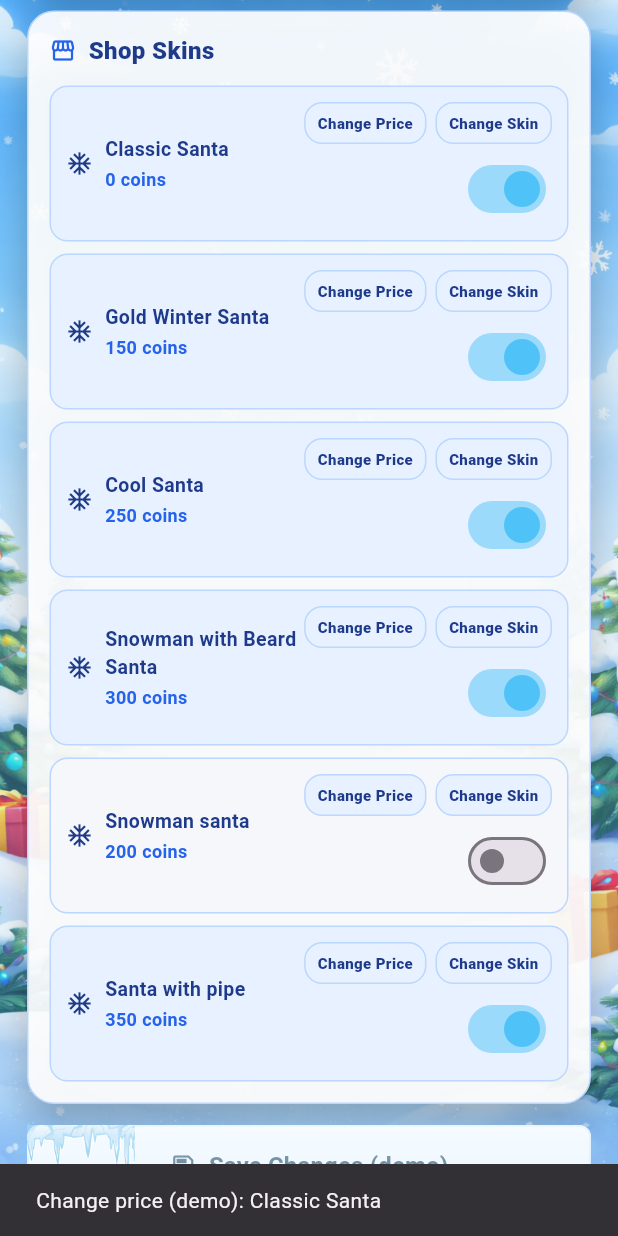
After one commit to JovanMilivojev/prize_grab, a Flutter app: the AdminScreen screen opened by its route, scrolled down 452 dp, after a tap on "Change Price", on a phone screen of 412 x 824 dp. The commit adds this screen. Run offline on Flutter 3.47's test engine with Material 3 defaults, Android fonts, the phone set to English and light mode, and no system bars.

Commit message:
dodat admin panel sa kontrolom korisnika/skinova, login sada prepoznaje admin nalog i ima poboljšan unos, uz ažuriranu navigaciju u main.dart

```diff
--- a/lib/main.dart
+++ b/lib/main.dart
@@ -1,6 +1,7 @@
 import 'package:flutter/material.dart';
 import 'screens/main_menu.dart';
 import 'screens/login_screen.dart';
+import 'screens/adminscreen.dart';
 import 'screens/leaderboard.dart';
 import 'screens/shop.dart';
 import 'screens/gamescreen.dart';
@@ -24,6 +25,7 @@ class PrizeGrabApp extends StatelessWidget {
         Leaderboard.route: (_) => const Leaderboard(),
         ShopScreen.route: (_) => const ShopScreen(),
         LoginScreen.route: (_) => const LoginScreen(),
+        AdminScreen.route: (_) => const AdminScreen(),
       },
     );
   }
--- /dev/null
+++ b/lib/screens/adminscreen.dart
@@ -0,0 +1,565 @@
+import 'package:flutter/material.dart';
+import '../widgets/winter_background.dart';
+import '../widgets/my_button.dart';
+import 'login_screen.dart';
+
+class AdminScreen extends StatefulWidget {
+  const AdminScreen({super.key});
+  static const route = '/admin';
+
+  @override
+  State<AdminScreen> createState() => _AdminScreenState();
+}
+
+class _AdminScreenState extends State<AdminScreen> {
+  final List<_UserRow> _users = [
+    _UserRow(username: 'jovan', email: 'jovan@mail.com', isAdmin: false),
+    _UserRow(username: 'ana', email: 'ana@mail.com', isAdmin: false),
+    _UserRow(username: 'stefan', email: 'stefan@mail.com', isAdmin: false),
+    _UserRow(username: 'admin', email: 'admin@prizegrab.com', isAdmin: true),
+  ];
+
+  final List<_SkinItem> _skins = [
+    _SkinItem(name: 'Classic Santa', price: 0, active: true),
+    _SkinItem(name: 'Gold Winter Santa', price: 150, active: true),
+    _SkinItem(name: 'Cool Santa', price: 250, active: true),
+    _SkinItem(name: 'Snowman with Beard Santa', price: 300, active: true),
+    _SkinItem(name: 'Snowman santa', price: 200, active: false),
+    _SkinItem(name: 'Santa with pipe', price: 350, active: true),
+  ];
+
+  void _removeUser(int index) {
+    setState(() {
+      _users.removeAt(index);
+    });
+  }
+
+  void _toggleSkin(int index, bool value) {
+    setState(() {
+      _skins[index] = _skins[index].copyWith(active: value);
+    });
+  }
+
+  void _toggleBan(int index) {
+    setState(() {
+      _users[index] = _users[index].copyWith(banned: !_users[index].banned);
+    });
+  }
+
+  void _changePrice(int index) {
+    ScaffoldMessenger.of(context).showSnackBar(
+      SnackBar(content: Text('Change price (demo): ${_skins[index].name}')),
+    );
+  }
+
+  void _changeSkin(int index) {
+    ScaffoldMessenger.of(context).showSnackBar(
+      SnackBar(content: Text('Change skin (demo): ${_skins[index].name}')),
+    );
+  }
+
+  @override
+  Widget build(BuildContext context) {
+    return Scaffold(
+      body: WinterBackground(
+        child: SafeArea(
+          child: SingleChildScrollView(
+            padding: const EdgeInsets.only(bottom: 20),
+            child: Column(
+              children: [
+                const SizedBox(height: 10),
+
+                // top bar
+                Padding(
+                  padding: const EdgeInsets.symmetric(horizontal: 14),
+                  child: Stack(
+                    alignment: Alignment.center,
+                    children: [
+                      const Text(
+                        'Admin Panel',
+                        style: TextStyle(
+                          fontSize: 28,
+                          fontWeight: FontWeight.w800,
+                          color: Color(0xFF1E3A8A),
+                        ),
+                      ),
+                      Align(
+                        alignment: Alignment.centerRight,
+                        child: _LogoutButton(
+                          onTap: () => Navigator.pushReplacementNamed(
+                            context,
+                            LoginScreen.route,
+                          ),
+                        ),
+                      ),
+                    ],
+                  ),
+                ),
+
+                const SizedBox(height: 6),
+
+                const Text(
+                  'Manage users and shop content',
+                  textAlign: TextAlign.center,
+                  style: TextStyle(
+                    fontSize: 12,
+                    fontWeight: FontWeight.w700,
+                    color: Color(0xFF2563EB),
+                  ),
+                ),
+
+                const SizedBox(height: 14),
+
+                Center(
+                  child: ConstrainedBox(
+                    constraints: const BoxConstraints(maxWidth: 520),
+                    child: Padding(
+                      padding: const EdgeInsets.symmetric(horizontal: 18),
+                      child: Column(
+                        children: [
+                          _SectionCard(
+                            title: 'Users',
+                            icon: Icons.people_alt_outlined,
+                            child: _users.isEmpty
+                                ? const _EmptyState(text: 'No users available')
+                                : ListView.separated(
+                                    shrinkWrap: true,
+                                    physics:
+                                        const NeverScrollableScrollPhysics(),
+                                    itemCount: _users.length,
+                                    separatorBuilder: (_, __) =>
+                                        const SizedBox(height: 8),
+                                    itemBuilder: (context, index) {
+                                      final item = _users[index];
+                                      return _UserTile(
+                                        user: item,
+                                        onDelete: item.isAdmin
+                                            ? null
+                                            : () => _removeUser(index),
+                                        onBanToggle: item.isAdmin
+                                            ? null
+                                            : () => _toggleBan(index),
+                                      );
+                                    },
+                                  ),
+                          ),
+
+                          const SizedBox(height: 12),
+
+                          _SectionCard(
+                            title: 'Shop Skins',
+                            icon: Icons.storefront_outlined,
+                            child: ListView.separated(
+                              shrinkWrap: true,
+                              physics: const NeverScrollableScrollPhysics(),
+                              itemCount: _skins.length,
+                              separatorBuilder: (_, __) =>
+                                  const SizedBox(height: 8),
+                              itemBuilder: (context, index) {
+                                final skin = _skins[index];
+                                return _SkinTile(
+                                  skin: skin,
+                                  onToggle: (v) => _toggleSkin(index, v),
+                                  onChangePrice: () => _changePrice(index),
+                                  onChangeSkin: () => _changeSkin(index),
+                                );
+                              },
+                            ),
+                          ),
+
+                          const SizedBox(height: 14),
+
+                          MyButton(
+                            text: 'Save Changes (demo)',
+                            decorAsset: 'assets/images/iceEdited.png',
+                            decorWidth: 90,
+                            decorLeft: -18,
+                            decorTop: -6,
+                            icon: Icons.save_outlined,
+                            isIcy: true,
+                            onPressed: () {
+                              ScaffoldMessenger.of(context).showSnackBar(
+                                const SnackBar(
+                                  content: Text('Changes saved (demo)'),
+                                ),
+                              );
+                            },
+                          ),
+                        ],
+                      ),
+                    ),
+                  ),
+                ),
+              ],
+            ),
+          ),
+        ),
+      ),
+    );
+  }
+}
+
+class _LogoutButton extends StatelessWidget {
+  const _LogoutButton({required this.onTap});
+
+  final VoidCallback onTap;
+
+  @override
+  Widget build(BuildContext context) {
+    return Material(
+      color: Colors.white.withOpacity(0.85),
+      shape: const CircleBorder(),
+      elevation: 4,
+      child: InkWell(
+        customBorder: const CircleBorder(),
+        onTap: onTap,
+        child: const Padding(
+          padding: EdgeInsets.all(10),
+          child: Icon(Icons.logout, size: 18, color: Color(0xFF1E3A8A)),
+        ),
+      ),
+    );
+  }
+}
+
+class _SectionCard extends StatelessWidget {
+  const _SectionCard({
+    required this.title,
+    required this.icon,
+    required this.child,
+  });
+
+  final String title;
+  final IconData icon;
+  final Widget child;
+
+  @override
+  Widget build(BuildContext context) {
+    return Container(
+      width: double.infinity,
+      padding: const EdgeInsets.all(14),
+      decoration: BoxDecoration(
+        color: Colors.white.withOpacity(0.92),
+        borderRadius: BorderRadius.circular(18),
+        boxShadow: const [
+          BoxShadow(
+            blurRadius: 24,
+            offset: Offset(0, 14),
+            color: Colors.black26,
+          ),
+        ],
+        border: Border.all(color: const Color(0xFFBBD7FF), width: 1),
+      ),
+      child: Column(
+        crossAxisAlignment: CrossAxisAlignment.start,
+        children: [
+          Row(
+            children: [
+              Icon(icon, color: const Color(0xFF2563EB), size: 18),
+              const SizedBox(width: 8),
+              Text(
+                title,
+                style: const TextStyle(
+                  fontSize: 16,
+                  fontWeight: FontWeight.w800,
+                  color: Color(0xFF1E3A8A),
+                ),
+              ),
+            ],
+          ),
+          const SizedBox(height: 12),
+          child,
+        ],
+      ),
+    );
+  }
+}
+
+class _UserRow {
+  final String username;
+  final String email;
+  final bool isAdmin;
+  final bool banned;
+
+  const _UserRow({
+    required this.username,
+    required this.email,
+    required this.isAdmin,
+    this.banned = false,
+  });
+
+  _UserRow copyWith({bool? banned}) {
+    return _UserRow(
+      username: username,
+      email: email,
+      isAdmin: isAdmin,
+      banned: banned ?? this.banned,
+    );
+  }
+}
+
+class _UserTile extends StatelessWidget {
+  const _UserTile({required this.user, this.onDelete, this.onBanToggle});
+
+  final _UserRow user;
+  final VoidCallback? onDelete;
+  final VoidCallback? onBanToggle;
+
+  @override
+  Widget build(BuildContext context) {
+    return Container(
+      padding: const EdgeInsets.symmetric(horizontal: 10, vertical: 10),
+      decoration: BoxDecoration(
+        color: const Color(0xFFF5F7FB),
+        borderRadius: BorderRadius.circular(12),
+        border: Border.all(color: const Color(0xFFBBD7FF), width: 1),
+      ),
+      child: Row(
+        children: [
+          CircleAvatar(
+            radius: 16,
+            backgroundColor: const Color(0xFFE8F1FF),
+            child: Text(
+              user.username.substring(0, 1).toUpperCase(),
+              style: const TextStyle(
+                fontWeight: FontWeight.w800,
+                color: Color(0xFF1E3A8A),
+              ),
+            ),
+          ),
+          const SizedBox(width: 10),
+          Expanded(
+            child: Column(
+              crossAxisAlignment: CrossAxisAlignment.start,
+              children: [
+                Text(
+                  user.username,
+                  style: const TextStyle(
+                    fontSize: 14,
+                    fontWeight: FontWeight.w700,
+                    color: Color(0xFF1E3A8A),
+                  ),
+                ),
+                const SizedBox(height: 2),
+                Text(
+                  user.email,
+                  style: const TextStyle(
+                    fontSize: 12,
+                    fontWeight: FontWeight.w600,
+                    color: Color(0xFF2563EB),
+                  ),
+                ),
+                if (user.banned)
+                  const Padding(
+                    padding: EdgeInsets.only(top: 2),
+                    child: Text(
+                      'BANNED',
+                      style: TextStyle(
+                        fontSize: 10,
+                        fontWeight: FontWeight.w800,
+                        color: Color(0xFFEF4444),
+                      ),
+                    ),
+                  ),
+              ],
+            ),
+          ),
+          if (user.isAdmin)
+            const _Badge(text: 'ADMIN')
+          else ...[
+            _SmallAction(
+              text: user.banned ? 'Unban' : 'Ban',
+              onTap: onBanToggle,
+              isDanger: user.banned,
+            ),
+            const SizedBox(width: 6),
+            IconButton(
+              onPressed: onDelete,
+              icon: const Icon(Icons.delete_outline),
+              color: const Color(0xFFEF4444),
+              tooltip: 'Delete user',
+            ),
+          ],
+        ],
+      ),
+    );
+  }
+}
+
+class _Badge extends StatelessWidget {
+  const _Badge({required this.text});
+
+  final String text;
+
+  @override
+  Widget build(BuildContext context) {
+    return Container(
+      padding: const EdgeInsets.symmetric(horizontal: 10, vertical: 6),
+      decoration: BoxDecoration(
+        color: const Color(0xFFE8F1FF),
+        borderRadius: BorderRadius.circular(12),
+        border: Border.all(color: const Color(0xFFBBD7FF), width: 1),
+      ),
+      child: Text(
+        text,
+        style: const TextStyle(
+          fontSize: 10,
+          fontWeight: FontWeight.w800,
+          color: Color(0xFF1E3A8A),
+        ),
+      ),
+    );
+  }
+}
+
+class _SkinItem {
+  final String name;
+  final int price;
+  final bool active;
+
+  const _SkinItem({
+    required this.name,
+    required this.price,
+    required this.active,
+  });
+
+  _SkinItem copyWith({bool? active}) {
+    return _SkinItem(name: name, price: price, active: active ?? this.active);
+  }
+}
+
+class _SkinTile extends StatelessWidget {
+  const _SkinTile({
+    required this.skin,
+    required this.onToggle,
+    required this.onChangePrice,
+    required this.onChangeSkin,
+  });
+
+  final _SkinItem skin;
+  final ValueChanged<bool> onToggle;
+  final VoidCallback onChangePrice;
+  final VoidCallback onChangeSkin;
+
+  @override
+  Widget build(BuildContext context) {
+    return Container(
+      padding: const EdgeInsets.symmetric(horizontal: 10, vertical: 10),
+      decoration: BoxDecoration(
+        color: skin.active ? const Color(0xFFE8F1FF) : const Color(0xFFF5F7FB),
+        borderRadius: BorderRadius.circular(12),
+        border: Border.all(color: const Color(0xFFBBD7FF), width: 1),
+      ),
+      child: Row(
+        children: [
+          const Icon(Icons.ac_unit, size: 18, color: Color(0xFF1E3A8A)),
+          const SizedBox(width: 8),
+          Expanded(
+            child: Column(
+              crossAxisAlignment: CrossAxisAlignment.start,
+              children: [
+                Text(
+                  skin.name,
+                  style: const TextStyle(
+                    fontSize: 13,
+                    fontWeight: FontWeight.w700,
+                    color: Color(0xFF1E3A8A),
+                  ),
+                ),
+                const SizedBox(height: 2),
+                Text(
+                  '${skin.price} coins',
+                  style: const TextStyle(
+                    fontSize: 12,
+                    fontWeight: FontWeight.w600,
+                    color: Color(0xFF2563EB),
+                  ),
+                ),
+              ],
+            ),
+          ),
+          Column(
+            crossAxisAlignment: CrossAxisAlignment.end,
+            children: [
+              Row(
+                mainAxisSize: MainAxisSize.min,
+                children: [
+                  _SmallAction(text: 'Change Price', onTap: onChangePrice),
+                  const SizedBox(width: 6),
+                  _SmallAction(text: 'Change Skin', onTap: onChangeSkin),
+                ],
+              ),
+              const SizedBox(height: 6),
+              Switch(
+                value: skin.active,
+                onChanged: onToggle,
+                activeColor: const Color(0xFF4FC3F7),
+              ),
+            ],
+          ),
+        ],
+      ),
+    );
+  }
+}
+
+class _SmallAction extends StatelessWidget {
+  const _SmallAction({
+    required this.text,
+    required this.onTap,
+    this.isDanger = false,
+  });
+
+  final String text;
+  final VoidCallback? onTap;
+  final bool isDanger;
+
+  @override
+  Widget build(BuildContext context) {
+    return InkWell(
+      borderRadius: BorderRadius.circular(12),
+      onTap: onTap,
+      child: Container(
+        padding: const EdgeInsets.symmetric(horizontal: 8, vertical: 6),
+        decoration: BoxDecoration(
+          color: isDanger ? const Color(0xFFFEE2E2) : const Color(0xFFE8F1FF),
+          borderRadius: BorderRadius.circular(12),
+          border: Border.all(
+            color: isDanger ? const Color(0xFFFCA5A5) : const Color(0xFFBBD7FF),
+            width: 1,
+          ),
+        ),
+        child: Text(
+          text,
+          style: TextStyle(
+            fontSize: 10,
+            fontWeight: FontWeight.w800,
+            color: isDanger ? const Color(0xFFEF4444) : const Color(0xFF1E3A8A),
+          ),
+        ),
+      ),
+    );
+  }
+}
+
+class _EmptyState extends StatelessWidget {
+  const _EmptyState({required this.text});
+
+  final String text;
+
+  @override
+  Widget build(BuildContext context) {
+    return Container(
+      padding: const EdgeInsets.symmetric(vertical: 12),
+      alignment: Alignment.center,
+      child: Text(
+        text,
+        style: const TextStyle(
+          fontSize: 12,
+          fontWeight: FontWeight.w700,
+          color: Color(0xFF2563EB),
+        ),
+      ),
+    );
+  }
+}
--- a/lib/screens/login_screen.dart
+++ b/lib/screens/login_screen.dart
@@ -1,6 +1,7 @@
 import 'package:flutter/gestures.dart';
 import 'package:flutter/material.dart';
 import '../widgets/winter_background.dart';
+import 'adminscreen.dart';
 import 'gamescreen.dart';
 
 class LoginScreen extends StatefulWidget {
@@ -30,6 +31,12 @@ class LoginScreenState extends State<LoginScreen> {
   //Klik na login
   void submit() {
     if (formKey.currentState!.validate()) {
+      final emailValue = email.text.trim().toLowerCase();
+      if (isLogin && emailValue == 'admin@prizegrab.com') {
+        Navigator.pushReplacementNamed(context, AdminScreen.route);
+        return;
+      }
+
       ScaffoldMessenger.of(context).showSnackBar(
         SnackBar(
           content: Text(
@@ -129,6 +136,7 @@ class LoginScreenState extends State<LoginScreen> {
                                 controller: email,
                                 hint: 'Enter your email',
                                 keyboardType: TextInputType.emailAddress,
+                                showClear: true,
                                 validator: (v) {
                                   final value = (v ?? '').trim();
                                   if (value.isEmpty) return 'Email je obavezan';
@@ -191,6 +199,19 @@ class LoginScreenState extends State<LoginScreen> {
                                   ),
                                 ),
                               ),
+
+                              if (isLogin) ...[
+                                const SizedBox(height: 6),
+                                const Text(
+                                  'Admin demo: admin@prizegrab.com',
+                                  textAlign: TextAlign.center,
+                                  style: TextStyle(
+                                    color: Color(0xFF2563EB),
+                                    fontWeight: FontWeight.w600,
+                                    fontSize: 11,
+                                  ),
+                                ),
+                              ],
                             ],
                           ),
                         ),
@@ -312,7 +333,7 @@ class Label extends StatelessWidget {
   }
 }
 
-class IcyField extends StatelessWidget {
+class IcyField extends StatefulWidget {
   const IcyField({
     super.key,
     required this.controller,
@@ -320,6 +341,7 @@ class IcyField extends StatelessWidget {
     this.keyboardType,
     this.validator,
     this.obscureText = false,
+    this.showClear = false,
   });
 
   final TextEditingController controller;
@@ -327,16 +349,41 @@ class IcyField extends StatelessWidget {
   final TextInputType? keyboardType;
   final String? Function(String?)? validator;
   final bool obscureText;
+  final bool showClear;
+
+  @override
+  State<IcyField> createState() => _IcyFieldState();
+}
+
+class _IcyFieldState extends State<IcyField> {
+  @override
+  void initState() {
+    super.initState();
+    widget.controller.addListener(_onTextChange);
+  }
+
+  @override
+  void dispose() {
+    widget.controller.removeListener(_onTextChange);
+    super.dispose();
+  }
+
+  void _onTextChange() {
+    if (mounted) setState(() {});
+  }
 
   @override
   Widget build(BuildContext context) {
+    final hasText = widget.controller.text.isNotEmpty;
     return TextFormField(
-      controller: controller,
-      keyboardType: keyboardType,
-      validator: validator,
-      obscureText: obscureText,
+      controller: widget.controller,
+      keyboardType: widget.keyboardType,
+      validator: widget.validator,
+      obscureText: widget.obscureText,
+      enableInteractiveSelection: true,
+      readOnly: false,
       decoration: InputDecoration(
-        hintText: hint,
+        hintText: widget.hint,
         filled: true,
         fillColor: const Color(0xFFF3F3F3),
         contentPadding: const EdgeInsets.symmetric(
@@ -347,6 +394,14 @@ class IcyField extends StatelessWidget {
           borderRadius: BorderRadius.circular(12),
           borderSide: BorderSide.none,
         ),
+        suffixIcon: widget.showClear && hasText
+            ? IconButton(
+                onPressed: () => widget.controller.clear(),
+                icon: const Icon(Icons.clear),
+                color: const Color(0xFF94A3B8),
+                tooltip: 'Clear',
+              )
+            : null,
       ),
     );
   }
```
Also changed, not shown: lib/screens/leaderboard.dart (+6 -23 lines).
